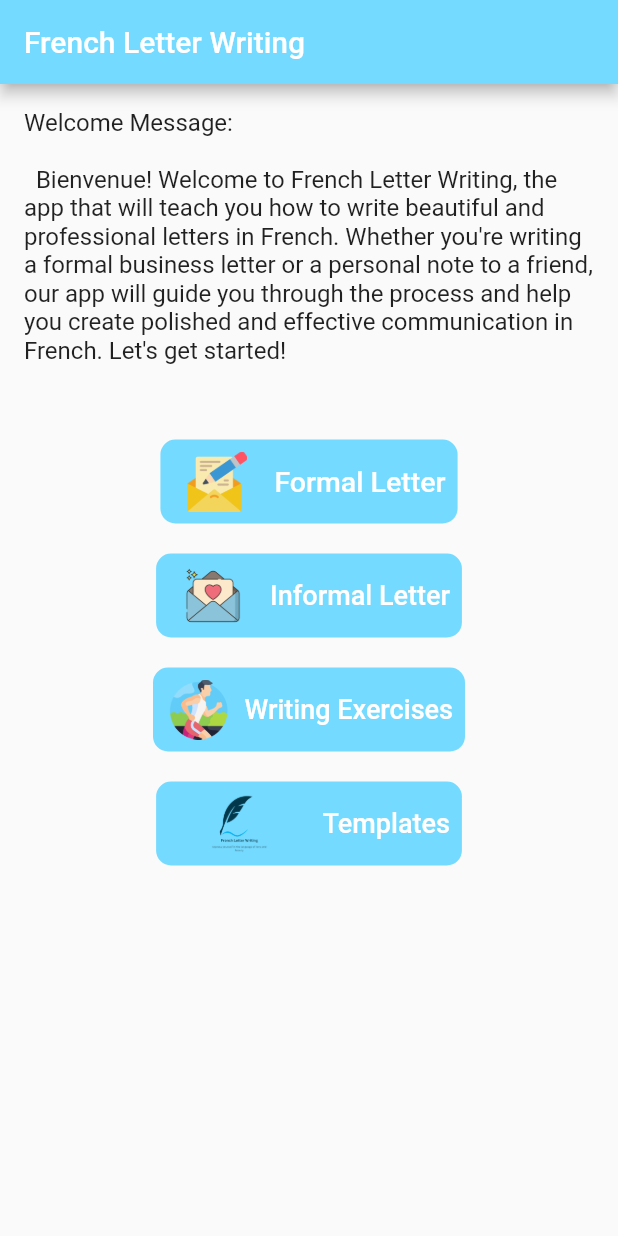
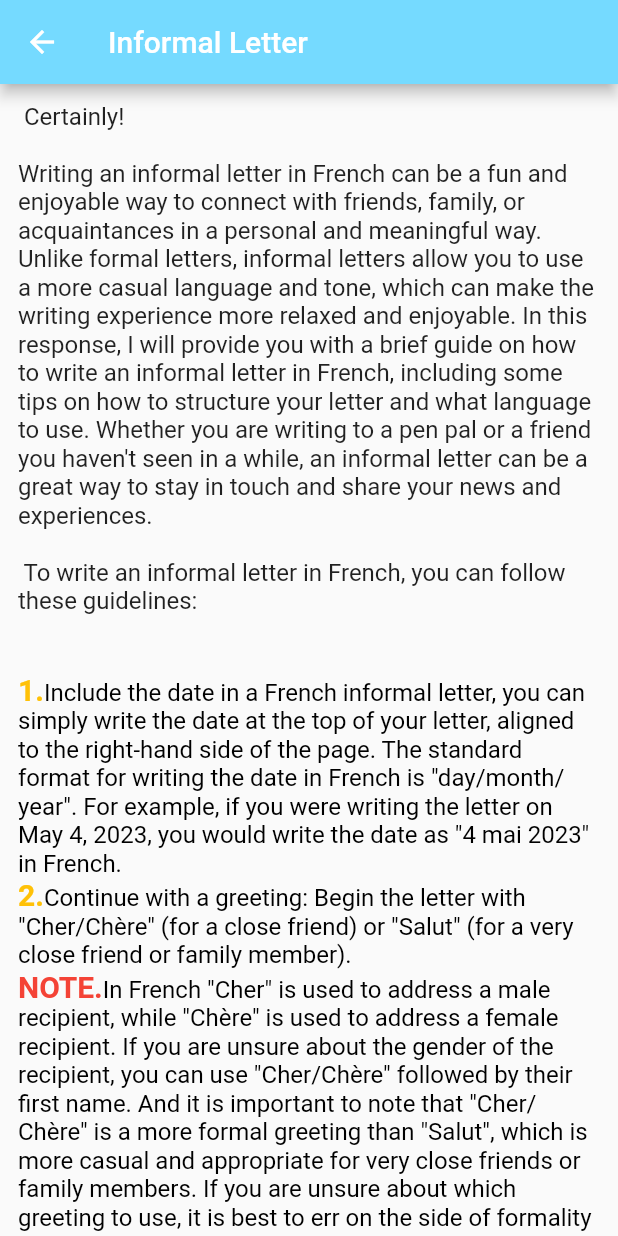
Before and after one commit to Bonnahjohn/french, a Flutter app: the screen it shows after launch, after a tap on "Informal Letter", on a phone screen of 412 x 824 dp. Run offline on Flutter 3.47's test engine with Material 2 defaults, Android fonts, the phone set to English and light mode, and no system bars.

Commit message:
informal paragraph section is up to date

```diff
--- a/lib/main.dart
+++ b/lib/main.dart
@@ -1,7 +1,8 @@
-// ignore_for_file: prefer_const_constructors
+// ignore_for_file: prefer_const_constructors, unnecessary_import
 
 import 'package:flutter/material.dart';
 import 'package:french/screens/config.dart';
+import 'package:french/screens/informal.dart';
 import 'package:french/screens/splash.dart';
 
 void main() => runApp(const MaterialApp(
@@ -80,7 +81,10 @@ class _MyAppState extends State<MyApp> {
                       ),
                     ),
                   ),
-                  onPressed: () {},
+                  onPressed: () {
+                    Navigator.push(context,
+                        MaterialPageRoute(builder: ((context) => Informals())));
+                  },
                   icon: SizedBox(
                     width: 60,
                     height: 40,
--- a/lib/screens/config.dart
+++ b/lib/screens/config.dart
@@ -4,3 +4,31 @@
 
 String Welcome =
     "Welcome Message: \n \n  Bienvenue! Welcome to French Letter Writing, the app that will teach you how to write beautiful and professional letters in French. Whether you're writing a formal business letter or a personal note to a friend, our app will guide you through the process and help you create polished and effective communication in French. Let's get started!";
+
+//mmmmmmmmmmmmmmmmmmmmm Informal letter introduction mmmmmmmmmmmmmmmm
+
+String Informal =
+    " Certainly!\n\nWriting an informal letter in French can be a fun and enjoyable way to connect with friends, family, or acquaintances in a personal and meaningful way. Unlike formal letters, informal letters allow you to use a more casual language and tone, which can make the writing experience more relaxed and enjoyable. In this response, I will provide you with a brief guide on how to write an informal letter in French, including some tips on how to structure your letter and what language to use. Whether you are writing to a pen pal or a friend you haven't seen in a while, an informal letter can be a great way to stay in touch and share your news and experiences.\n\n To write an informal letter in French, you can follow these guidelines:\n\n";
+
+String Guide1 =
+    "Include the date in a French informal letter, you can simply write the date at the top of your letter, aligned to the right-hand side of the page. The standard format for writing the date in French is \"day/month/year\". For example, if you were writing the letter on May 4, 2023, you would write the date as \"4 mai 2023\" in French.";
+
+String Guide2 =
+    'Continue with a greeting: Begin the letter with "Cher/Chère" (for a close friend) or "Salut" (for a very close friend or family member).';
+String Note =
+    "In French \"Cher\" is used to address a male recipient, while \"Chère\" is used to address a female recipient. If you are unsure about the gender of the recipient, you can use \"Cher/Chère\" followed by their first name. And it is important to note that \"Cher/Chère\" is a more formal greeting than \"Salut\", which is more casual and appropriate for very close friends or family members. If you are unsure about which greeting to use, it is best to err on the side of formality and use \"Cher/Chère\".";
+
+String Guide3 =
+    'Introduce yourself: In the first paragraph, introduce yourself and explain why you are writing the letter.';
+
+String Guide4 =
+    "Share personal news (Body of the letter): The body of the letter should include personal news and updates about your life, such as your job, family, or hobbies,etc. You can also ask your friend about their life and express interest in what they have been up to.";
+
+String NB =
+    " For this type of letter you can use casual language: Since it is an informal letter, you can use casual language and expressions that you would use in everyday conversation. Avoid overly formal or complicated vocabulary.";
+
+String Guide5 =
+    "End the letter: End the letter with a closing phrase, such as \"À bientôt\" or \"Amicalement\", and sign off with your name.";
+
+String Last =
+    "\n\nRemember that an informal letter should reflect your personality and relationship with the person you are writing to. Have fun with it and don't be afraid to show your personality and use expressions that are unique to you and your relationship with your friend.";
--- /dev/null
+++ b/lib/screens/informal.dart
@@ -0,0 +1,168 @@
+// ignore_for_file: unused_import, prefer_const_constructors, prefer_const_literals_to_create_immutables
+
+import 'package:flutter/material.dart';
+import 'config.dart';
+import 'package:french/main.dart';
+
+class Informals extends StatefulWidget {
+  const Informals({super.key});
+
+  @override
+  State<Informals> createState() => _InformalsState();
+}
+
+class _InformalsState extends State<Informals> {
+  @override
+  Widget build(BuildContext context) {
+    return Scaffold(
+        appBar: AppBar(
+          backgroundColor: Color.fromRGBO(117, 218, 255, 1),
+          title: Text('Informal Letter'),
+        ),
+        body: SafeArea(
+            child: SingleChildScrollView(
+          child: Padding(
+            padding: EdgeInsets.all(12.0),
+            child: Column(
+              children: [
+                SelectableText(
+                  Informal,
+                  style: TextStyle(fontSize: 16),
+                ),
+                Paras(),
+                SizedBox(
+                  height: 60,
+                )
+              ],
+            ),
+          ),
+        )));
+  }
+}
+
+class Paras extends StatefulWidget {
+  const Paras({super.key});
+
+  @override
+  State<Paras> createState() => _ParasState();
+}
+
+class _ParasState extends State<Paras> {
+  @override
+  Widget build(BuildContext context) {
+    return SelectableText.rich(
+      TextSpan(
+        style: TextStyle(
+          fontSize: 16.0,
+          color: Colors.black,
+        ),
+        children: <TextSpan>[
+          TextSpan(
+            text: '1.',
+            style: TextStyle(
+                fontWeight: FontWeight.bold,
+                fontSize: 20.0,
+                color: Colors.amber),
+          ),
+          TextSpan(
+            text: Guide1,
+          ),
+          //mmmmmmmmmmmmmmmmmmmmmmmmmmmmmm mmm
+          //Guide 2
+          //mmmmmmmmmmmmmmmmmmmmmmmmmmmmmmmmmmmmmm
+          TextSpan(
+            text: '\n2.',
+            style: TextStyle(
+                fontWeight: FontWeight.bold,
+                fontSize: 20.0,
+                color: Colors.amber),
+          ),
+          TextSpan(
+            text: Guide2,
+          ),
+          TextSpan(
+            text: '\nNOTE.',
+            style: TextStyle(
+                fontWeight: FontWeight.bold, fontSize: 20.0, color: Colors.red),
+          ),
+          TextSpan(
+            text: Note,
+          ),
+          //mmmmmmmmmmmmmmmmmmmmmmmmmmmmmm mmm
+          //Guide 3
+          //mmmmmmmmmmmmmmmmmmmmmmmmmmmmmmmmmmmmmm
+          TextSpan(
+            text: '\n3.',
+            style: TextStyle(
+                fontWeight: FontWeight.bold,
+                fontSize: 20.0,
+                color: Colors.amber),
+          ),
+          TextSpan(
+            text: Guide3,
+          ),
+          //mmmmmmmmmmmmmmmmmmmmmmmmmmmmmm mmm
+          //Guide 4
+          //mmmmmmmmmmmmmmmmmmmmmmmmmmmmmmmmmmmmmm
+
+          TextSpan(
+            text: '\n4.',
+            style: TextStyle(
+                fontWeight: FontWeight.bold,
+                fontSize: 20.0,
+                color: Colors.amber),
+          ),
+          TextSpan(
+            text: Guide4,
+          ),
+          TextSpan(
+            text: '\nNOTE.',
+            style: TextStyle(
+                fontWeight: FontWeight.bold, fontSize: 20.0, color: Colors.red),
+          ),
+          TextSpan(
+            text: NB,
+          ),
+
+          //mmmmmmmmmmmmmmmmmmmmmmmmmmmmmm mmm
+          //Guide 5
+          //mmmmmmmmmmmmmmmmmmmmmmmmmmmmmmmmmmmmmm
+
+          TextSpan(
+            text: '\n5.',
+            style: TextStyle(
+                fontWeight: FontWeight.bold,
+                fontSize: 20.0,
+                color: Colors.amber),
+          ),
+          TextSpan(
+            text: Guide5,
+          ),
+          //mmmmmmmmmmmmmmmmmmmmmmmmmmmmmm mmm
+          //Example
+          //mmmmmmmmmmmmmmmmmmmmmmmmmmmmmmmmmmmmmm
+          TextSpan(
+            text: '\nHere is an example of the ending.\n',
+            style: TextStyle(
+                fontWeight: FontWeight.bold,
+                fontSize: 20.0,
+                color: Colors.amber),
+          ),
+          TextSpan(
+            text: 'Amicalement, \n John',
+            style: TextStyle(
+                fontWeight: FontWeight.bold,
+                fontSize: 18.0,
+                color: Colors.green),
+          ),
+          //mmmmmmmmmmmmmmmmmmmmmmmmmmmmmm mmm
+          //Last intro
+          //mmmmmmmmmmmmmmmmmmmmmmmmmmmmmmmmmmmmmm
+          TextSpan(
+            text: Last,
+          ),
+        ],
+      ),
+    );
+  }
+}
--- a/lib/screens/splash.dart
+++ b/lib/screens/splash.dart
@@ -36,34 +36,3 @@ class _SplashState extends State<Splash> {
     );
   }
 }
-
-class Home extends StatefulWidget {
-  const Home({super.key});
-
-  @override
-  State<Home> createState() => _HomeState();
-}
-
-class _HomeState extends State<Home> {
-  @override
-  Widget build(BuildContext context) {
-    return Scaffold(
-        appBar: AppBar(
-          backgroundColor: Color.fromRGBO(117, 218, 255, 1),
-        ),
-        body: SafeArea(
-            child: SingleChildScrollView(
-          child: Padding(
-            padding: EdgeInsets.all(16.0),
-            child: Column(
-              children: [
-                Text(
-                  Welcome,
-                  style: Theme.of(context).textTheme.bodyMedium,
-                )
-              ],
-            ),
-          ),
-        )));
-  }
-}
```
